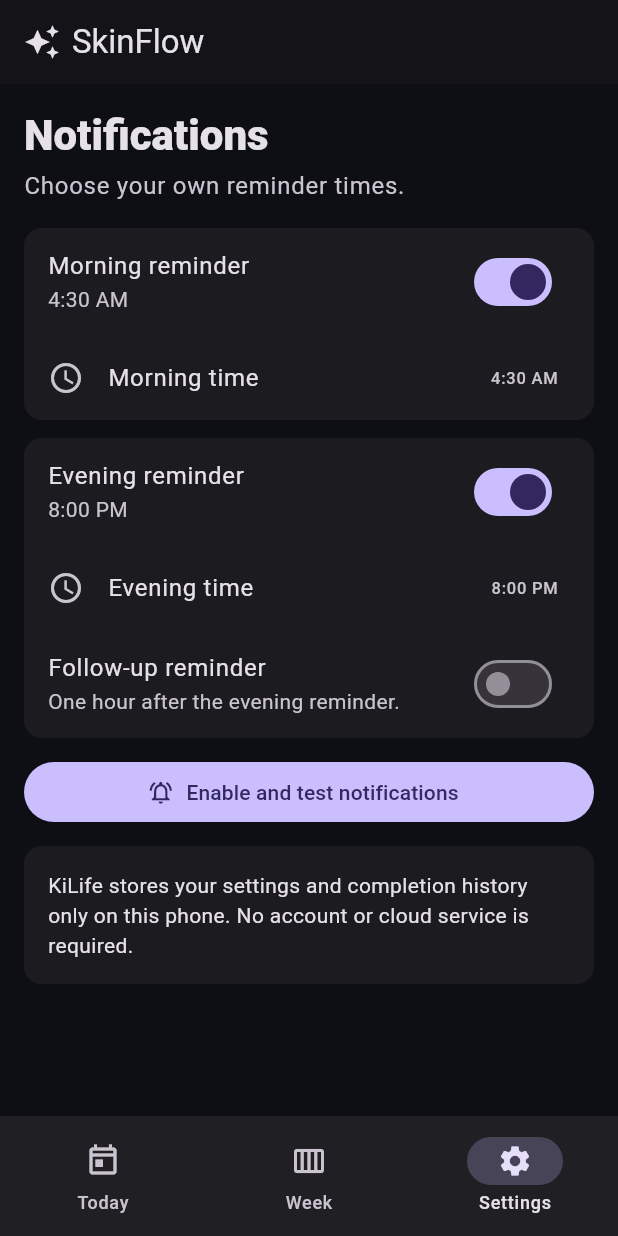
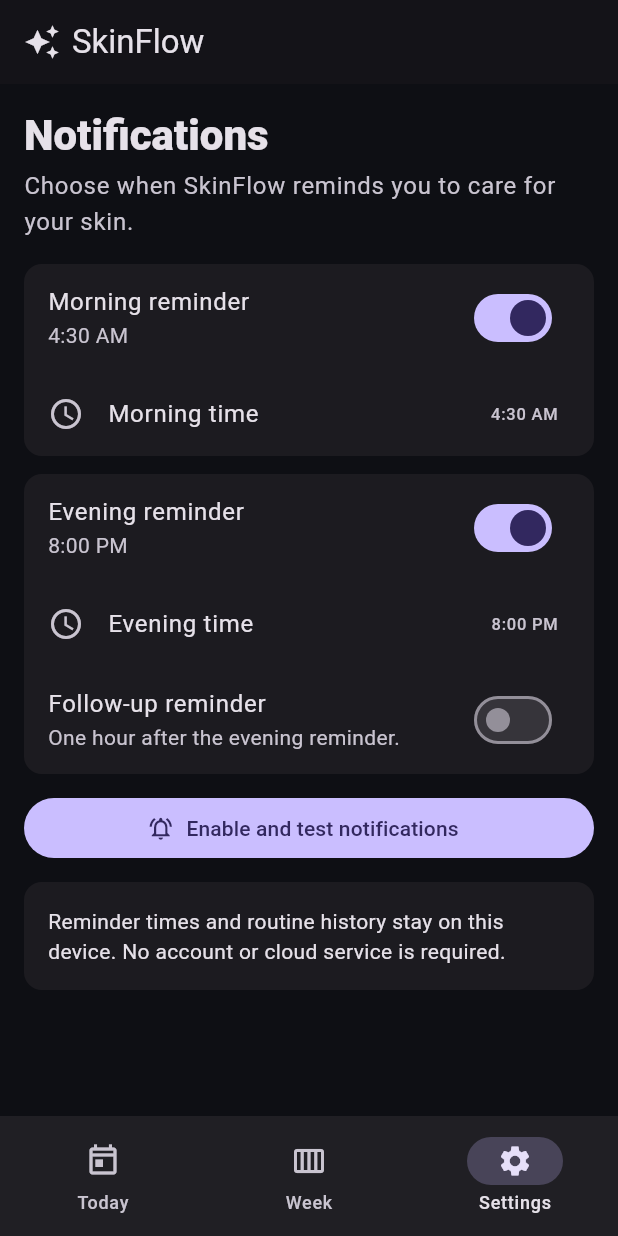
Before and after one commit to thekingcjw/SkinFlow, a Flutter app: the screen it shows after launch, item 3 of the bottom bar chosen, on a phone screen of 412 x 824 dp. Run offline on Flutter 3.47's test engine with Material 3 defaults, Android fonts, the light colour scheme and no system bars; our stand-ins replace flutter_local_notifications, flutter_timezone, shared_preferences, timezone.

Commit message:
Update SkinFlow settings copy

```diff
--- a/lib/screens/settings_screen.dart
+++ b/lib/screens/settings_screen.dart
@@ -86,7 +86,7 @@
         ),
         const SizedBox(height: 4),
         Text(
-          'Choose your own reminder times.',
+          'Choose when SkinFlow reminds you to care for your skin.',
           style: Theme.of(context).textTheme.bodyLarge?.copyWith(
                 color: Theme.of(context).colorScheme.onSurfaceVariant,
               ),
@@ -166,7 +166,7 @@
           child: Padding(
             padding: EdgeInsets.all(16),
             child: Text(
-              'KiLife stores your settings and completion history only on this phone. No account or cloud service is required.',
+              'Reminder times and routine history stay on this device. No account or cloud service is required.',
             ),
           ),
         ),
```
